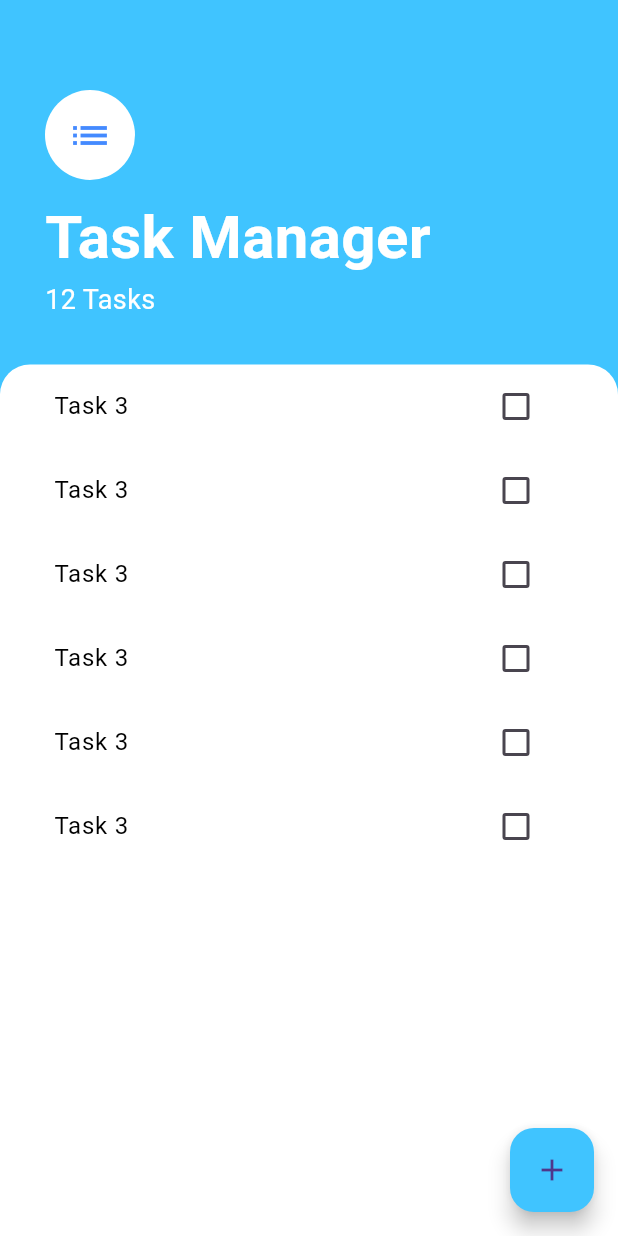
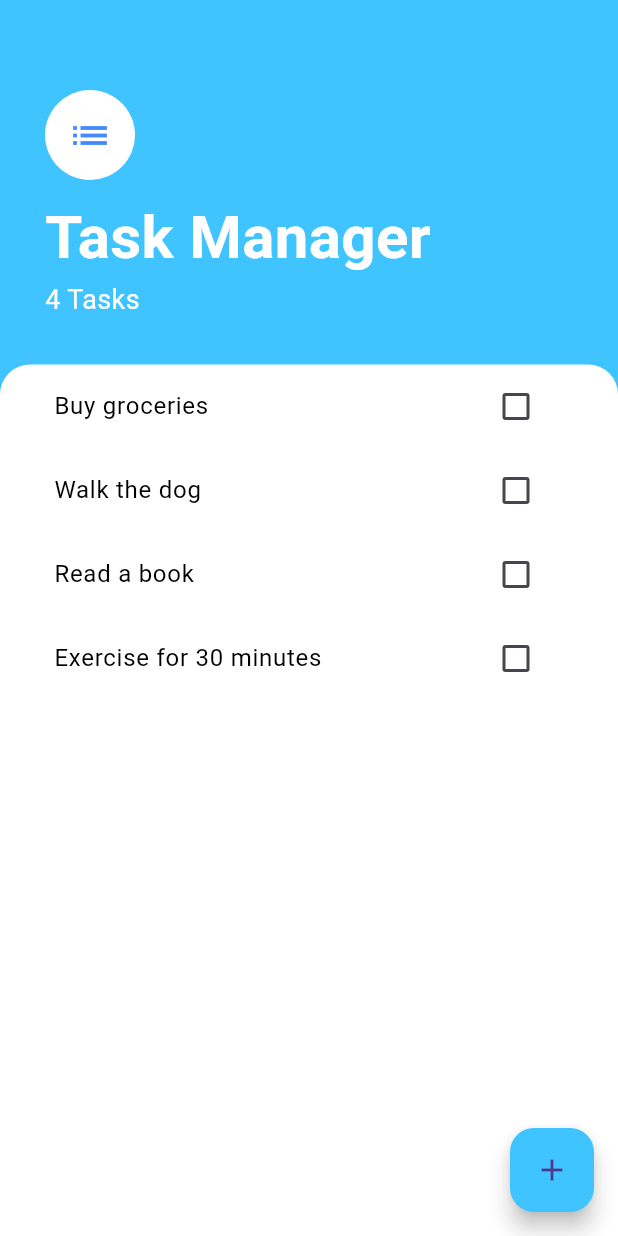
Before and after one commit to tasnimul1331/Todoey-Flutter-App, a Flutter app: the screen it shows after launch, on a phone screen of 412 x 824 dp. Run offline on Flutter 3.47's test engine with Material 3 defaults, Android fonts, the phone set to English and light mode, and no system bars.

Commit message:
add task with actionButton and also show total task

```diff
--- /dev/null
+++ b/lib/model/task.dart
@@ -0,0 +1,10 @@
+class Task {
+  final String name;
+  bool isDone;
+
+  Task({required this.name, this.isDone = false});
+  void toggleDone() {
+    isDone = !isDone;
+  }
+
+}
--- a/lib/screens/task_screen.dart
+++ b/lib/screens/task_screen.dart
@@ -1,9 +1,28 @@
 import 'package:flutter/material.dart';
 import '../widgets/task_list.dart';
 import 'add_task_screen.dart';
+import '../model/task.dart';
 
-class TasksScreen extends StatelessWidget {
+class TasksScreen extends StatefulWidget {
   const TasksScreen({super.key});
+
+  @override
+  _TasksScreenState createState() => _TasksScreenState();
+}
+
+class _TasksScreenState extends State<TasksScreen> {
+  List<Task> tasks = [
+    Task(name: 'Buy groceries'),
+    Task(name: 'Walk the dog'),
+    Task(name: 'Read a book'),
+    Task(name: 'Exercise for 30 minutes'),
+  ];
+
+  void addTask(String taskTitle) {
+    setState(() {
+      tasks.add(Task(name: taskTitle));
+    });
+  }
 
   @override
   Widget build(BuildContext context) {
@@ -17,7 +36,7 @@ class TasksScreen extends StatelessWidget {
             shape: const RoundedRectangleBorder(
               borderRadius: BorderRadius.vertical(top: Radius.circular(20)),
             ),
-            builder: (context) => const AddTaskScreen(),
+            builder: (context) => AddTaskScreen(addTaskCallback: addTask),
           );
         },
         backgroundColor: Colors.lightBlueAccent,
@@ -51,7 +70,7 @@ class TasksScreen extends StatelessWidget {
                   ),
                 ),
                 Text(
-                  '12 Tasks',
+                  '${tasks.length} Tasks',
                   style: TextStyle(color: Colors.white, fontSize: 18.0),
                 ),
               ],
@@ -69,7 +88,7 @@ class TasksScreen extends StatelessWidget {
                   topRight: Radius.circular(20.0),
                 ),
               ),
-              child: TaskList(),
+              child: TaskList(tasks: tasks),
             ),
           ),
           // Additional UI components can be added here
--- a/lib/widgets/task_list.dart
+++ b/lib/widgets/task_list.dart
@@ -1,20 +1,38 @@
 import 'package:flutter/material.dart';
 import 'task_tile.dart';
+import '../model/task.dart';
 
-class TaskList extends StatelessWidget {
-  const TaskList({super.key});
+class TaskList extends StatefulWidget {
+  final List<Task> tasks;
+  TaskList({super.key , required this.tasks});
+  @override
+  _TaskListState createState() => _TaskListState();
+}
+
+class _TaskListState extends State<TaskList> {
+
+
+  void addTask(String taskTitle) {
+    setState(() {
+      widget.tasks.add(Task(name: taskTitle));
+    });
+  }
 
   @override
   Widget build(BuildContext context) {
-    return ListView(
-      children: [
-        TaskTile(),
-        TaskTile(),
-        TaskTile(),
-        TaskTile(),
-        TaskTile(),
-        TaskTile(),
-      ],
+    return ListView.builder(
+      itemCount: widget.tasks.length,
+      itemBuilder: (context, index) {
+        return TaskTile(
+          taskName: widget.tasks[index].name,
+          isChecked: widget.tasks[index].isDone,
+          checkboxCallback: (bool? checkboxState) {
+            setState(() {
+              widget.tasks[index].toggleDone();
+            });
+          },
+        );
+      },
     );
   }
 }
--- a/lib/widgets/task_tile.dart
+++ b/lib/widgets/task_tile.dart
@@ -1,50 +1,32 @@
 import 'package:flutter/material.dart';
 
-class TaskTile extends StatefulWidget {
-  @override
-  _TaskTileState createState() => _TaskTileState();
-}
+class TaskTile extends StatelessWidget {
+  final bool? isChecked;
+  final String taskName;
+  final void Function(bool?)? checkboxCallback;
 
-class _TaskTileState extends State<TaskTile> {
-  bool isChecked = false;
+  TaskTile({required this.taskName, this.isChecked = false, required this.checkboxCallback});
 
   @override
   Widget build(BuildContext context) {
     return ListTile(
       title: Text(
-        'Task 3',
+        taskName,
         style: TextStyle(
-          decoration: isChecked ? TextDecoration.lineThrough : null,
-          color: isChecked ? Colors.grey : Colors.black,
+          decoration: isChecked! ? TextDecoration.lineThrough : null,
+          color: isChecked! ? Colors.grey : Colors.black,
         ),
       ),
-      trailing: TaskCheckbox(
-        checkState: isChecked,
-        onChanged: (newValue) {
-          setState(() {
-            isChecked = newValue ?? false;
-          });
-        },
+      trailing: Checkbox(
+        value: isChecked,
+        activeColor: Colors.lightBlueAccent,
+        onChanged: checkboxCallback,
       ),
     );
   }
 }
 
-class TaskCheckbox extends StatelessWidget {
-  final bool checkState;
-  final void Function(bool?) onChanged;
-  const TaskCheckbox({
-    super.key,
-    required this.checkState,
-    required this.onChanged,
-  });
 
-  @override
-  Widget build(BuildContext context) {
-    return Checkbox(
-      value: checkState,
-      activeColor: Colors.lightBlueAccent,
-      onChanged: onChanged,
-    );
-  }
-}
+// setState(() {
+//             isChecked = newValue ?? false;
+//           });
```
Also changed, not shown: lib/screens/add_task_screen.dart (+17 -2 lines).
